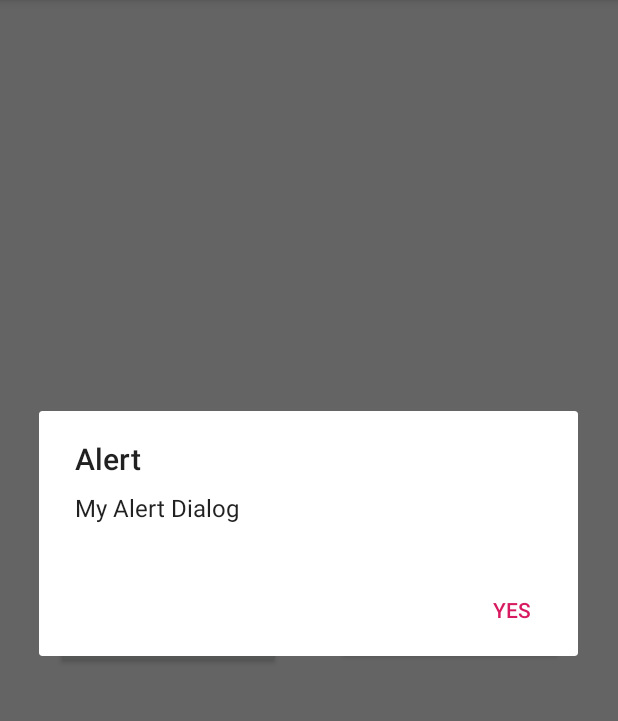
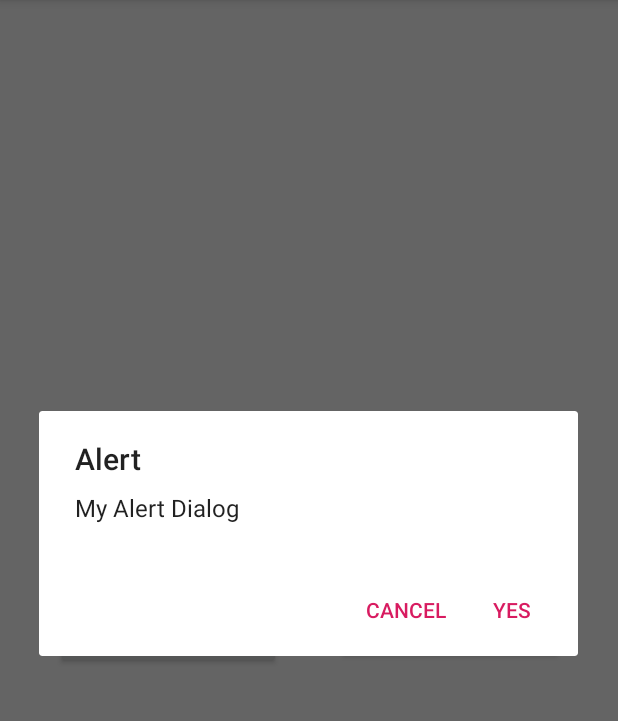
Before and after one commit to tranquilvid/DisplayApplication, an Android app: the screen it shows after launch (SampleActivity), after a tap on "SHOW DIALOG", on a phone screen of 412 x 824 dp, the part 84-805 px from its top. Run offline under Robolectric (Android 15) with nearby library versions, the phone set to English and light mode, and no system bars.

Commit message:
sample changed

```diff
--- a/app/src/main/java/com/ndz/displayapplication/SampleActivity.java
+++ b/app/src/main/java/com/ndz/displayapplication/SampleActivity.java
@@ -40,6 +40,11 @@ public class SampleActivity extends AppCompatActivity {
                 ToastManager mbuilder = new ToastManager.Builder().setcontext(SampleActivity.this).setMessage("Positive Button Click").setDuration(1).build();
                 mbuilder.showToast();
             }
+        }).setNegativeButton("cancel", new DialogManager.DialogListenerClick() {
+            @Override
+            public void onButtonClick() {
+
+            }
         }).setMessage("My Alert Dialog").build();
         mdialogbuilder.showDialog();
     }
```
Also changed, not shown: 1 other file.
